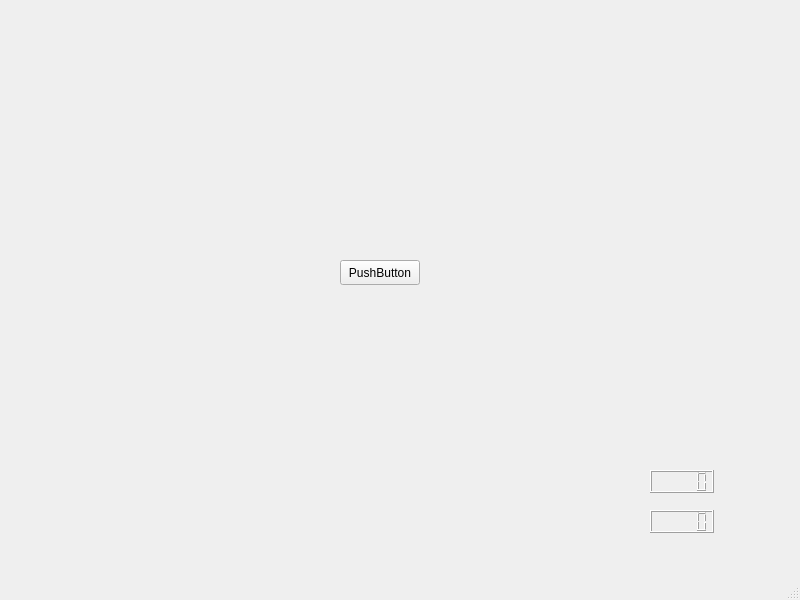
Before: the Qt Designer form mainwindow.ui in tangalbert919/AeroControlCenter, drawn with Qt 5.
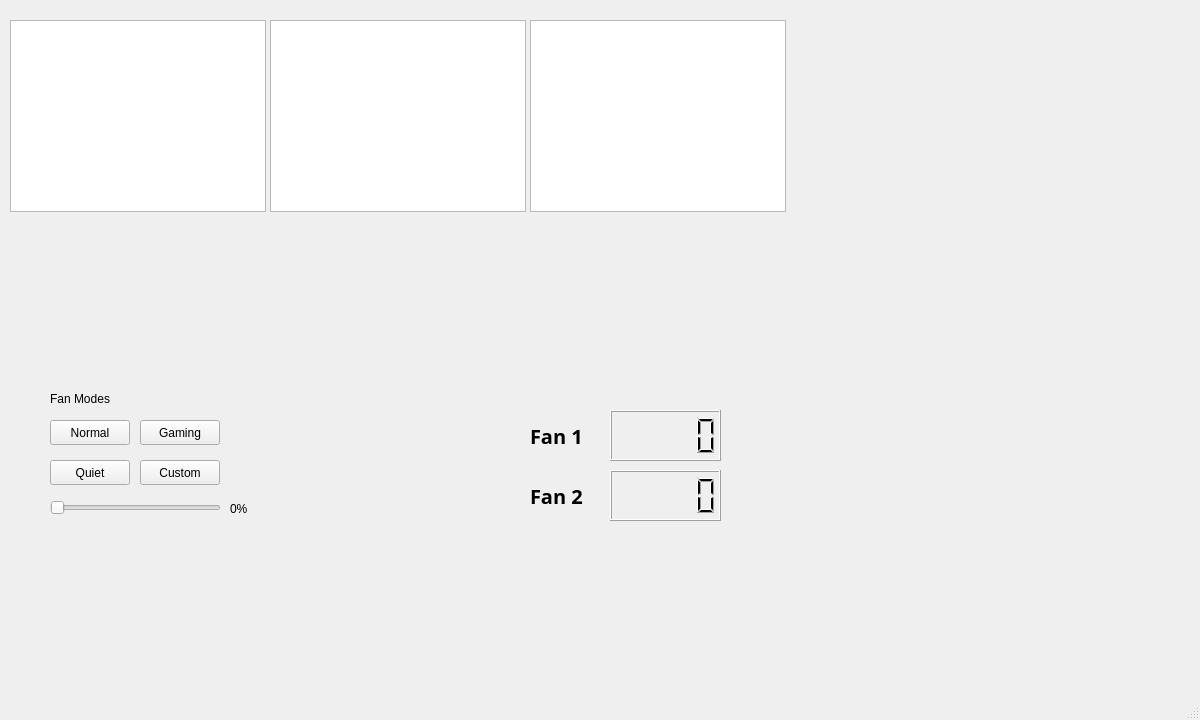
After: the same form once the commit is applied.

Commit message: Finish initial UI, start work on functionality

Patch:
```diff
--- a/mainwindow.ui
+++ b/mainwindow.ui
@@ -6,44 +6,192 @@
    <rect>
     <x>0</x>
     <y>0</y>
-    <width>800</width>
-    <height>600</height>
+    <width>1200</width>
+    <height>720</height>
    </rect>
   </property>
   <property name="windowTitle">
    <string>MainWindow</string>
   </property>
   <widget class="QWidget" name="centralwidget">
-   <widget class="QPushButton" name="pushButton">
-    <property name="geometry">
-     <rect>
-      <x>340</x>
-      <y>260</y>
-      <width>80</width>
-      <height>25</height>
-     </rect>
-    </property>
-    <property name="text">
-     <string>PushButton</string>
-    </property>
-   </widget>
    <widget class="QLCDNumber" name="fan1RPM">
     <property name="geometry">
      <rect>
-      <x>650</x>
-      <y>470</y>
-      <width>64</width>
-      <height>23</height>
+      <x>610</x>
+      <y>410</y>
+      <width>111</width>
+      <height>51</height>
      </rect>
     </property>
    </widget>
    <widget class="QLCDNumber" name="fan2RPM">
     <property name="geometry">
      <rect>
-      <x>650</x>
-      <y>510</y>
-      <width>64</width>
-      <height>23</height>
+      <x>610</x>
+      <y>470</y>
+      <width>111</width>
+      <height>51</height>
+     </rect>
+    </property>
+   </widget>
+   <widget class="QLabel" name="fan1Label">
+    <property name="geometry">
+     <rect>
+      <x>530</x>
+      <y>410</y>
+      <width>71</width>
+      <height>51</height>
+     </rect>
+    </property>
+    <property name="font">
+     <font>
+      <family>Source Code Pro</family>
+      <pointsize>15</pointsize>
+      <bold>true</bold>
+     </font>
+    </property>
+    <property name="text">
+     <string>Fan 1</string>
+    </property>
+   </widget>
+   <widget class="QLabel" name="fan2Label">
+    <property name="geometry">
+     <rect>
+      <x>530</x>
+      <y>470</y>
+      <width>71</width>
+      <height>51</height>
+     </rect>
+    </property>
+    <property name="font">
+     <font>
+      <family>Source Code Pro</family>
+      <pointsize>15</pointsize>
+      <bold>true</bold>
+     </font>
+    </property>
+    <property name="text">
+     <string>Fan 2</string>
+    </property>
+   </widget>
+   <widget class="QPushButton" name="fanNormalBtn">
+    <property name="geometry">
+     <rect>
+      <x>50</x>
+      <y>420</y>
+      <width>80</width>
+      <height>25</height>
+     </rect>
+    </property>
+    <property name="text">
+     <string>Normal</string>
+    </property>
+   </widget>
+   <widget class="QPushButton" name="fanGamingBtn">
+    <property name="geometry">
+     <rect>
+      <x>140</x>
+      <y>420</y>
+      <width>80</width>
+      <height>25</height>
+     </rect>
+    </property>
+    <property name="text">
+     <string>Gaming</string>
+    </property>
+   </widget>
+   <widget class="QPushButton" name="fanQuietBtn">
+    <property name="geometry">
+     <rect>
+      <x>50</x>
+      <y>460</y>
+      <width>80</width>
+      <height>25</height>
+     </rect>
+    </property>
+    <property name="text">
+     <string>Quiet</string>
+    </property>
+   </widget>
+   <widget class="QPushButton" name="fanCustomBtn">
+    <property name="geometry">
+     <rect>
+      <x>140</x>
+      <y>460</y>
+      <width>80</width>
+      <height>25</height>
+     </rect>
+    </property>
+    <property name="text">
+     <string>Custom</string>
+    </property>
+   </widget>
+   <widget class="QSlider" name="fanCustomSlider">
+    <property name="geometry">
+     <rect>
+      <x>50</x>
+      <y>500</y>
+      <width>171</width>
+      <height>16</height>
+     </rect>
+    </property>
+    <property name="orientation">
+     <enum>Qt::Horizontal</enum>
+    </property>
+   </widget>
+   <widget class="QLabel" name="fanModeLabel">
+    <property name="geometry">
+     <rect>
+      <x>50</x>
+      <y>390</y>
+      <width>81</width>
+      <height>17</height>
+     </rect>
+    </property>
+    <property name="text">
+     <string>Fan Modes</string>
+    </property>
+   </widget>
+   <widget class="QGraphicsView" name="cpuView">
+    <property name="geometry">
+     <rect>
+      <x>10</x>
+      <y>20</y>
+      <width>256</width>
+      <height>192</height>
+     </rect>
+    </property>
+   </widget>
+   <widget class="QLabel" name="fanCustomPercent">
+    <property name="geometry">
+     <rect>
+      <x>230</x>
+      <y>500</y>
+      <width>51</width>
+      <height>17</height>
+     </rect>
+    </property>
+    <property name="text">
+     <string>0%</string>
+    </property>
+   </widget>
+   <widget class="QGraphicsView" name="graphicsView">
+    <property name="geometry">
+     <rect>
+      <x>270</x>
+      <y>20</y>
+      <width>256</width>
+      <height>192</height>
+     </rect>
+    </property>
+   </widget>
+   <widget class="QGraphicsView" name="graphicsView_2">
+    <property name="geometry">
+     <rect>
+      <x>530</x>
+      <y>20</y>
+      <width>256</width>
+      <height>192</height>
      </rect>
     </property>
    </widget>
```
Left out of the diff: 39 changed lines with no effect on the pictures. The commit also changes 3 other files.
